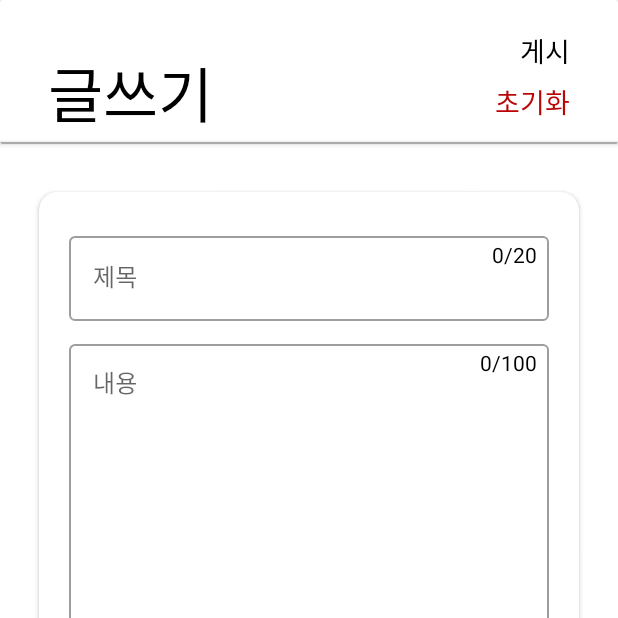
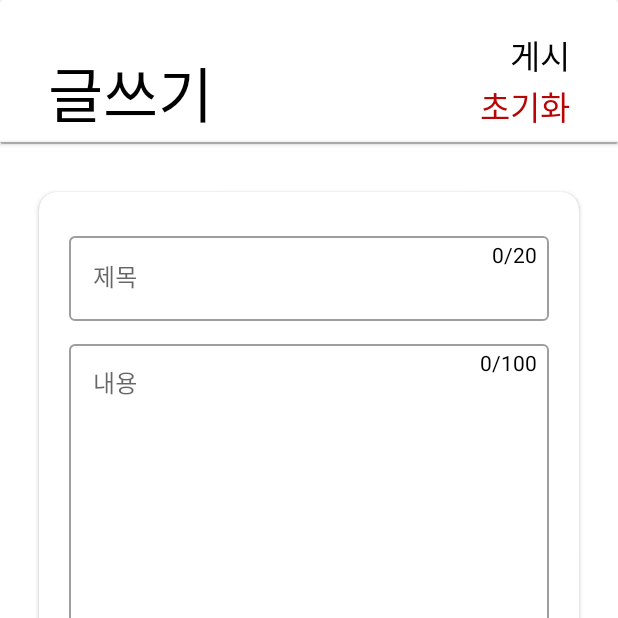
Before and after one commit to CUTY-DMS/Team3-DTL-Android, an Android app: the HomeFragment screen opened directly, with no data from a screen before it, item 2 of the bottom bar chosen, on a phone screen of 412 x 824 dp, the top half of it. Run offline under Robolectric (Android 15) with nearby library versions, the phone set to English and light mode, and no system bars; 1 statement that could not run was skipped.

```diff
--- a/TodoList/app/src/main/java/com/tmdhoon/todolist/Adapter/TodoAdapter.java
+++ b/TodoList/app/src/main/java/com/tmdhoon/todolist/Adapter/TodoAdapter.java
@@ -35,10 +35,10 @@ public class TodoAdapter extends RecyclerView.Adapter<TodoAdapter.TodoViewHolder
     private List<MainResponse> list;
     private TodoAdapter todoAdapter;
 
-    private SharedPreferences preferences;
-    private SharedPreferences.Editor editor;
+    public static SharedPreferences preferences;
+    public static SharedPreferences.Editor editor;
 
-    private String id;
+    public static String id;
 
 
     public class TodoViewHolder extends RecyclerView.ViewHolder {
@@ -109,7 +109,8 @@ public class TodoAdapter extends RecyclerView.Adapter<TodoAdapter.TodoViewHolder
                 intent.putExtra("content", list.get(position).getContent());
                 intent.putExtra("member_id", list.get(position).getMember_id());
                 intent.putExtra("created_at", list.get(position).getCreated_at());
-
+                intent.putExtra("like_count", list.get(position).getLike_count());
+                intent.putExtra("Like", preferences.getInt("Like" + id + list.get(position).getId(), 0));
                 view.getContext().startActivity(intent);
             }
         });
--- a/TodoList/app/src/main/res/layout/activity_edit.xml
+++ b/TodoList/app/src/main/res/layout/activity_edit.xml
@@ -29,8 +29,9 @@
             android:layout_width="wrap_content"
             android:layout_height="wrap_content"
             android:text="수정"
-            android:textSize="18sp"
+            android:textSize="22sp"
             android:textColor="@color/black"
+            android:fontFamily="@font/dohyeon"
             android:layout_gravity="right"
             android:layout_marginTop="20dp"
             android:layout_marginRight="32dp"/>
@@ -40,8 +41,9 @@
             android:layout_width="wrap_content"
             android:layout_height="wrap_content"
             android:text="초기화"
-            android:textSize="18sp"
+            android:textSize="22sp"
             android:textColor="#BA0505"
+            android:fontFamily="@font/dohyeon"
             android:layout_gravity="right"
             android:layout_marginTop="54dp"
             android:layout_marginRight="32dp"/>
--- a/TodoList/app/src/main/res/layout/fragment_post.xml
+++ b/TodoList/app/src/main/res/layout/fragment_post.xml
@@ -29,8 +29,9 @@
             android:layout_width="wrap_content"
             android:layout_height="wrap_content"
             android:text="게시"
-            android:textSize="18sp"
+            android:textSize="22sp"
             android:textColor="@color/black"
+            android:fontFamily="@font/dohyeon"
             android:layout_gravity="right"
             android:layout_marginTop="20dp"
             android:layout_marginRight="32dp"/>
@@ -40,8 +41,9 @@
             android:layout_width="wrap_content"
             android:layout_height="wrap_content"
             android:text="초기화"
-            android:textSize="18sp"
+            android:textSize="22sp"
             android:textColor="#BA0505"
+            android:fontFamily="@font/dohyeon"
             android:layout_gravity="right"
             android:layout_marginTop="54dp"
             android:layout_marginRight="32dp"/>
```
Also changed, not shown: TodoList/app/src/main/java/com/tmdhoon/todolist/Lobby/DetailActivity.java (+8 -0 lines), TodoList/app/src/main/res/layout/activity_detail.xml (+29 -0 lines).
